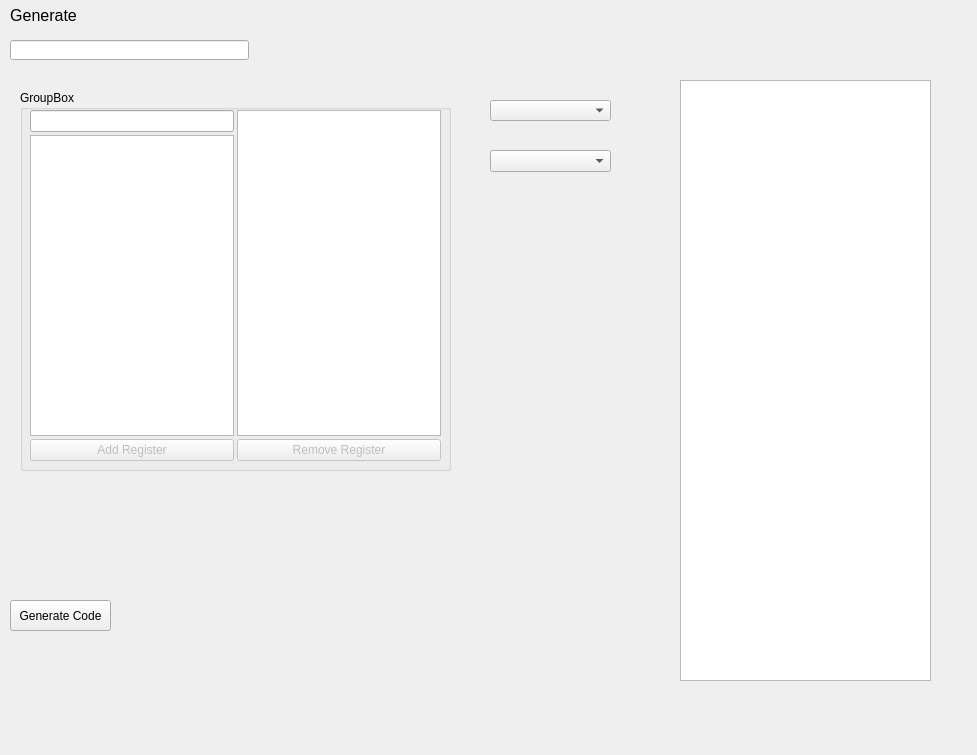
The window that mainwindow.ui (Yourp/UWOWDevelopHelper) describes before a commit, drawn with Qt 5.
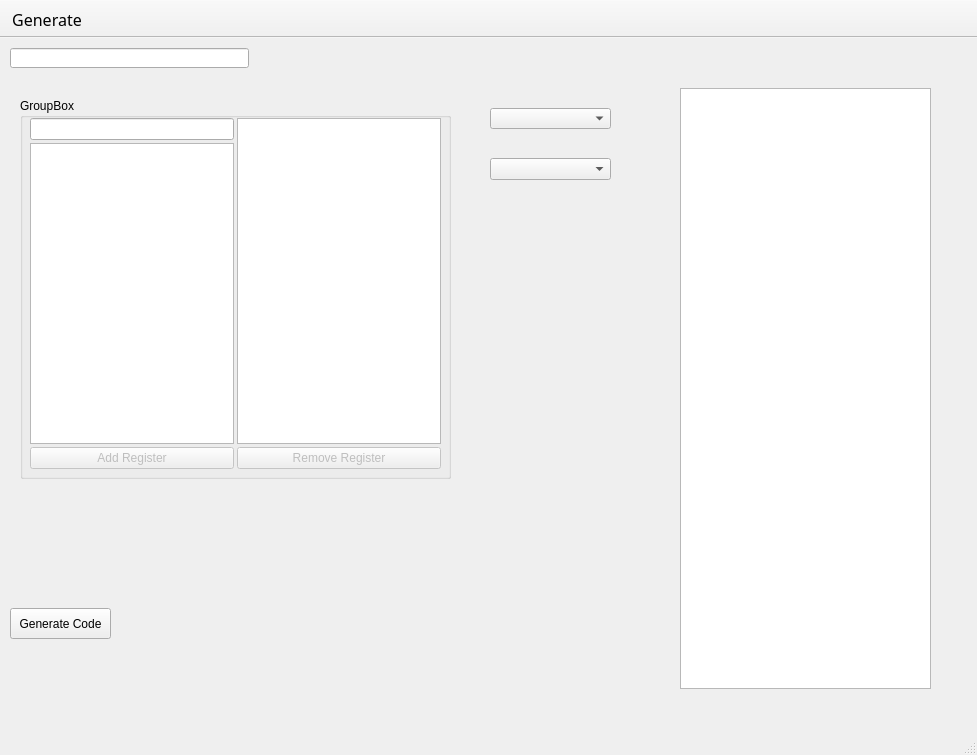
The same window after the commit.

What changed in the file:
```diff
--- a/mainwindow.ui
+++ b/mainwindow.ui
@@ -28,10 +28,6 @@
   <property name="windowTitle">
    <string>MainWindow</string>
   </property>
-  <property name="styleSheet">
-   <string notr="true">border-top-color: rgba(255, 255, 255, 0);
-border-right-color: rgba(255, 255, 255, 0);</string>
-  </property>
   <widget class="QWidget" name="Tabs">
    <widget class="QLineEdit" name="LE_ScriptName">
     <property name="geometry">
```
